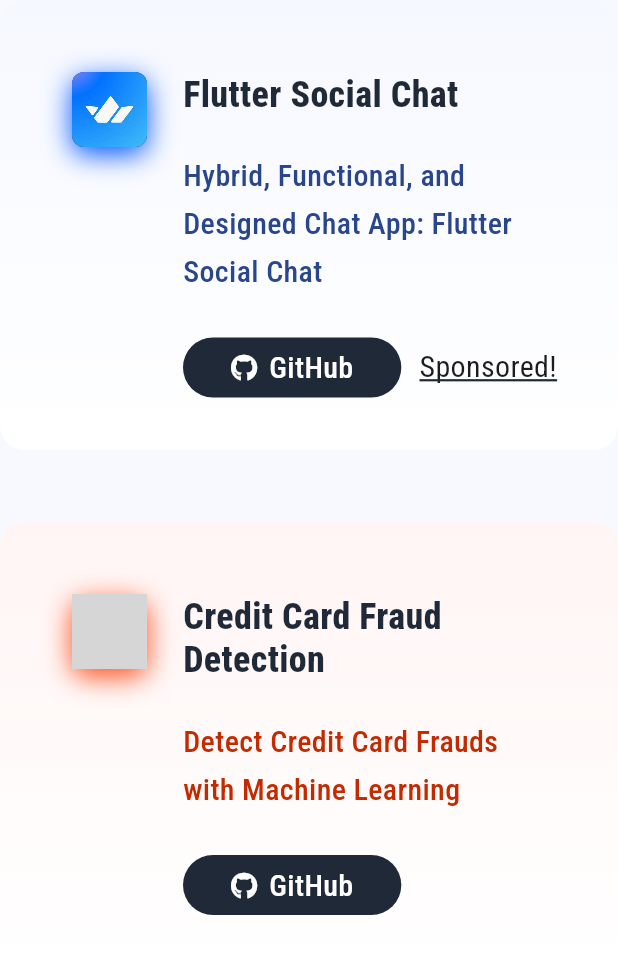
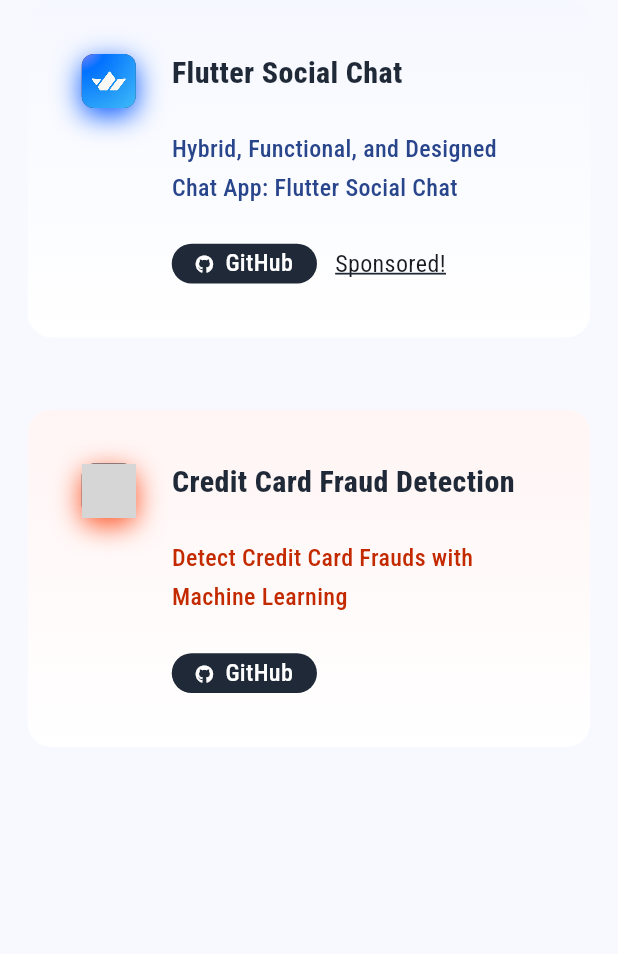
Before and after one commit to FlutterWiz/Flutter-Portfolio, a Flutter app: the FeaturedProjects widget shown alone on an empty page, opened directly with empty values, on a phone screen of 412 x 824 dp. Shown: the top 954 px of the screen. Run offline on Flutter 3.47's test engine with Material 3 defaults, Android fonts, the phone set to English and light mode, and no system bars; our stand-ins replace font_awesome_flutter, google_fonts; grey boxes are pictures that could not be loaded.

Commit message:
edit widgets

```diff
--- a/lib/features/about/about_page.dart
+++ b/lib/features/about/about_page.dart
@@ -29,11 +29,11 @@
                 GreetingsSection(isMobile: isMobile),
                 WritingSection(isMobile: isMobile),
                 OpenSourceSection(isMobile: isMobile),
-                YoutubeSection(isMobile: isMobile),
+                /*    YoutubeSection(isMobile: isMobile),
                 const SizedBox(height: 48),
                 StayInTouchSection(isMobile: isMobile),
                 const SizedBox(height: 48),
-                FooterSection(isMobile: isMobile),
+                FooterSection(isMobile: isMobile), */
               ],
             ),
           ),
--- a/lib/features/about/widgets/open_source/featured_project_container.dart
+++ b/lib/features/about/widgets/open_source/featured_project_container.dart
@@ -15,6 +15,7 @@
     required this.title,
     required this.description,
     required this.textColor,
+    required this.onPressed,
   });
 
   final bool isMobile;
@@ -25,13 +26,14 @@
   final String imagePath;
   final String title;
   final String description;
+  final VoidCallback onPressed;
 
   @override
   Widget build(BuildContext context) {
     return Container(
-      width: isMobile ? null : 550,
-      height: 300,
-      padding: const EdgeInsets.all(48),
+      width: isMobile ? null : 375,
+      height: isMobile ? 300 : 225,
+      padding: EdgeInsets.all(isMobile ? 48 : 36),
       margin: const EdgeInsets.only(bottom: 48),
       decoration: BoxDecoration(
         borderRadius: BorderRadius.circular(16),
@@ -45,17 +47,18 @@
         crossAxisAlignment: CrossAxisAlignment.start,
         children: [
           _ProjectImage(
+            isMobile: isMobile,
             imagePath: imagePath,
             shadowColor: shadowColor,
           ),
           const SizedBox(width: 24),
-          Expanded(
-            child: _ProjectContent(
+          _ProjectContent(
+            isMobile: isMobile,
             title: title,
             description: description,
             textColor: textColor,
             isSponsored: isSponsored,
-            ),
+            onPressed: onPressed,
           ),
         ],
       ),
@@ -67,16 +70,19 @@
   const _ProjectImage({
     required this.imagePath,
     required this.shadowColor,
+    required this.isMobile,
   });
 
   final String imagePath;
   final Color shadowColor;
-
+  final bool isMobile;
   @override
   Widget build(BuildContext context) {
+    final double imageSize = isMobile ? 50 : 36;
+
     return Container(
-      width: 50,
-      height: 50,
+      width: imageSize,
+      height: imageSize,
       decoration: BoxDecoration(
         borderRadius: BorderRadius.circular(8),
         color: black,
@@ -104,36 +110,51 @@
     required this.description,
     required this.textColor,
     required this.isSponsored,
+    required this.onPressed,
+    required this.isMobile,
   });
 
   final String title;
   final String description;
   final Color textColor;
   final bool isSponsored;
+  final bool isMobile;
+  final VoidCallback onPressed;
 
   @override
   Widget build(BuildContext context) {
-    return Column(
+    return Expanded(
+      child: Column(
         crossAxisAlignment: CrossAxisAlignment.start,
         children: [
-        CustomText(
+          Expanded(
+            child: CustomText(
               text: title,
-          fontSize: 24,
+              fontSize: isMobile ? 24 : 20,
               height: 1.2,
               fontWeight: FontWeight.w800,
             ),
-        Container(
-          padding: const EdgeInsets.symmetric(vertical: 24),
+          ),
+          Padding(
+            padding: isMobile
+                ? const EdgeInsets.only(bottom: 20)
+                : const EdgeInsets.symmetric(vertical: 24),
             child: CustomText(
               text: description,
               color: textColor,
               height: 1.6,
+              fontSize: isMobile ? 20 : 16,
             ),
           ),
-        _ProjectActions(
+          Expanded(
+            child: _ProjectActions(
+              isMobile: isMobile,
               isSponsored: isSponsored,
+              onPressed: onPressed,
+            ),
           ),
         ],
+      ),
     );
   }
 }
@@ -141,35 +162,39 @@
 class _ProjectActions extends StatelessWidget {
   const _ProjectActions({
     required this.isSponsored,
+    required this.onPressed,
+    required this.isMobile,
   });
 
+  final bool isMobile;
   final bool isSponsored;
+  final VoidCallback onPressed;
 
   @override
   Widget build(BuildContext context) {
     return Row(
       children: [
         IconButton(
-          onPressed: () {},
+          onPressed: onPressed,
           style: IconButton.styleFrom(
             backgroundColor: black,
-            padding: const EdgeInsets.symmetric(horizontal: 32),
+            padding: EdgeInsets.symmetric(horizontal: isMobile ? 32 : 16),
             shape: RoundedRectangleBorder(
-              borderRadius: BorderRadius.circular(24),
+              borderRadius: BorderRadius.circular(isMobile ? 24 : 16),
             ),
           ),
-          icon: const Row(
+          icon: Row(
             children: [
               FaIcon(
                 FontAwesomeIcons.github,
                 color: white,
-                size: 18,
+                size: isMobile ? 18 : 12,
               ),
-              SizedBox(width: 8),
+              const SizedBox(width: 8),
               CustomText(
                 text: 'GitHub',
                 color: white,
-                fontSize: 20,
+                fontSize: isMobile ? 20 : 16,
                 fontWeight: FontWeight.w500,
               ),
             ],
@@ -181,7 +206,7 @@
             child: Text(
               "Sponsored!",
               style: GoogleFonts.robotoCondensed(
-                fontSize: 20,
+                fontSize: isMobile ? 20 : 16,
                 decoration: TextDecoration.underline,
                 decorationColor: black,
                 decorationThickness: 1.5,
--- a/lib/features/about/widgets/open_source/featured_projects.dart
+++ b/lib/features/about/widgets/open_source/featured_projects.dart
@@ -1,8 +1,9 @@
 import 'package:alperefesahin_dev/core/constants/colors.dart';
+import 'package:alperefesahin_dev/core/mixins/launch_mixin.dart';
 import 'package:alperefesahin_dev/features/about/widgets/open_source/featured_project_container.dart';
 import 'package:flutter/material.dart';
 
-class FeaturedProjects extends StatelessWidget {
+class FeaturedProjects extends StatelessWidget with LaunchMixin {
   const FeaturedProjects({super.key, required this.isMobile});
 
   final bool isMobile;
@@ -13,9 +14,14 @@
       width: double.infinity,
       child: Wrap(
         spacing: 0,
-        alignment: WrapAlignment.spaceBetween,
+        alignment: WrapAlignment.spaceAround,
         children: [
           FeaturedProjectContainer(
+            onPressed: () => launchUrlInWeb(
+              isWebsite: true,
+              websitePath:
+                  "https://github.com/alperefesahin/flutter_social_chat",
+            ),
             isMobile: isMobile,
             gradientColors: const [streamLightBlue, white],
             shadowColor: streamDarkBlue,
@@ -27,6 +33,11 @@
             isSponsored: true,
           ),
           FeaturedProjectContainer(
+            onPressed: () => launchUrlInWeb(
+              isWebsite: true,
+              websitePath:
+                  "https://github.com/alperefesahin/Credit-Card-Fraud-Detection",
+            ),
             isMobile: isMobile,
             isSponsored: false,
             gradientColors: const [aiLightOrange, white],
--- a/lib/features/about/widgets/open_source/other_project_container.dart
+++ b/lib/features/about/widgets/open_source/other_project_container.dart
@@ -19,7 +19,7 @@
     final size = MediaQuery.of(context).size;
     return Container(
       width: isMobile ? double.infinity : size.width / 6,
-      height: 250,
+      height: 300,
       padding: const EdgeInsets.all(24),
       decoration: BoxDecoration(
         borderRadius: BorderRadius.circular(16),
```
Also changed, not shown: lib/features/about/widgets/open_source/open_source_section.dart (+6 -2 lines), lib/features/about/widgets/open_source/other_projects.dart (+9 -8 lines), lib/features/about/widgets/writing/medium_card.dart (+4 -4 lines). Lines whose indentation alone changed are shown as unchanged.
